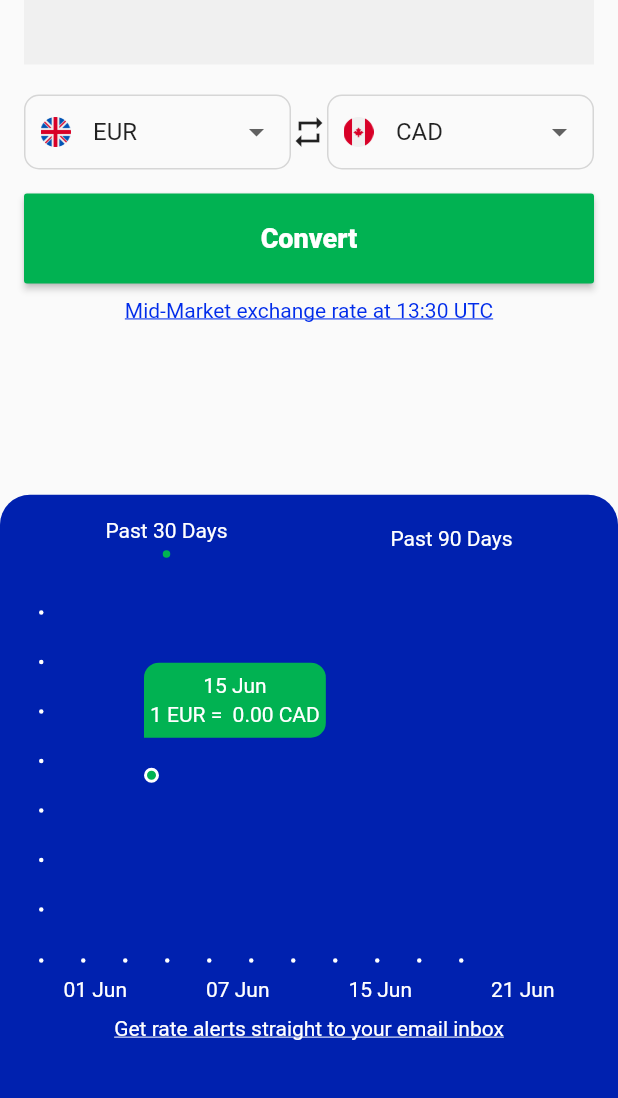
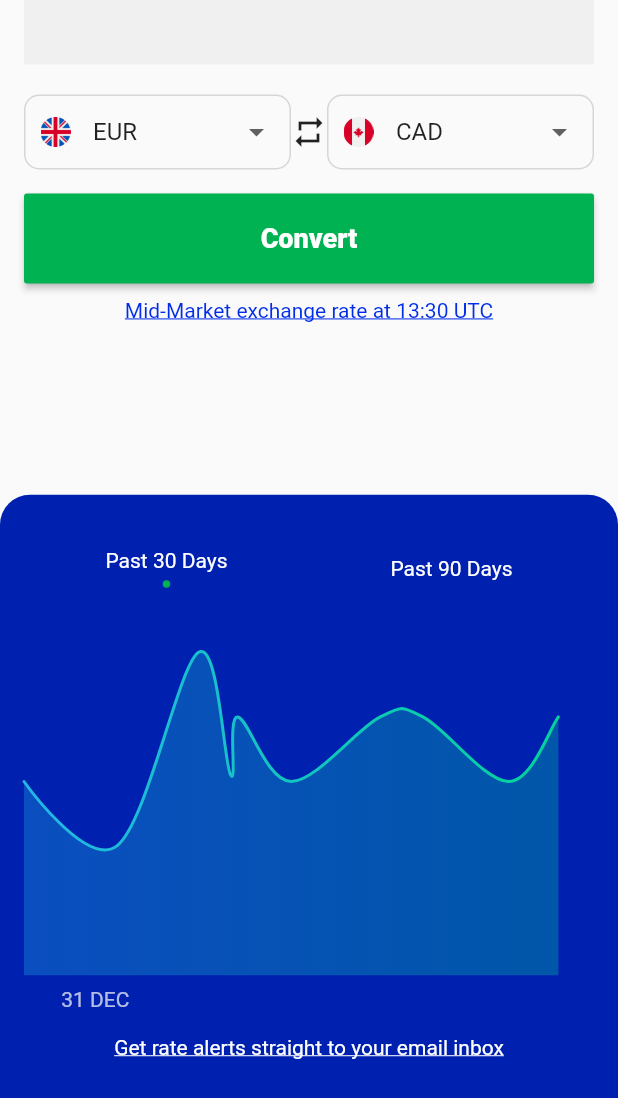
Before and after one commit to aloRanking/currency_calculator, a Flutter app: the screen it shows after launch, scrolled down 247 dp, on a phone screen of 412 x 824 dp. Shown: the top 1098 px of the screen. Run offline on Flutter 3.47's test engine with Material 2 defaults, Android fonts, the phone set to English and light mode, and no system bars; drawn by our look-alikes of fl_chart; our stand-ins replace dio; missing offline and left inert: country_icons.

Commit message:
Added LinChart

```diff
--- a/lib/screens/home_screen.dart
+++ b/lib/screens/home_screen.dart
@@ -1,8 +1,10 @@
+import 'package:currencycalculator/main.dart';
 import 'package:currencycalculator/models/currencyDropdown.dart';
 import 'package:currencycalculator/models/currency_converter.dart';
 import 'package:currencycalculator/repository/currency_repo.dart';
 import 'package:currencycalculator/utils/CCWidgets.dart';
 import 'package:currencycalculator/utils/colors.dart';
+import 'package:fl_chart/fl_chart.dart';
 import 'package:flutter/material.dart';
 
 class HomeScreen extends StatefulWidget {
@@ -20,6 +22,11 @@ class _HomeScreenState extends State<HomeScreen> {
   String currency1 = currencyList[0].currencyName;
   String currency2 = currencyList[1].currencyName;
   double currencyRate = 0.0;
+
+  List<Color> gradientColors = [
+    const Color(0xff23b6e6),
+    const Color(0xff02d39a),
+  ];
 
   convertCurrency(CurrencyConvert ccvert) {
 
@@ -98,11 +105,18 @@ class _HomeScreenState extends State<HomeScreen> {
                   padding: EdgeInsets.all(16),
                   child: Column(
                     children: [
+                      SizedBox(height: 20,),
                       topText(),
-                      SizedBox(height: 20,),
-                      currencyGraph(),
+                      //SizedBox(height: 20,),
+                      LineChart(
+                      mainData()
+                      ),
+
+
+                     /*  currencyGraph(),
                       SizedBox(height: 10,),
                       graphDate(),
+                       */
                       bottomText()
 
 
@@ -513,4 +527,106 @@ class _HomeScreenState extends State<HomeScreen> {
       ),
     );
   }
+LineChartData mainData() {
+    return LineChartData(
+      gridData: FlGridData(
+        show: false,
+        drawVerticalLine: true,
+        getDrawingHorizontalLine: (value) {
+          return FlLine(
+            color: const Color(0xff37434d),
+            strokeWidth: 3,
+            dashArray: [5,10]
+          );
+        },
+        getDrawingVerticalLine: (value) {
+          return FlLine(
+            color: const Color(0xff37434d),
+            strokeWidth: 1,
+          );
+        },
+      ),
+      titlesData: FlTitlesData(
+        show: true,
+        bottomTitles: SideTitles(
+          showTitles: true,
+          reservedSize: 22,
+          getTextStyles: (value) =>
+              const TextStyle(color: Colors.white70, fontSize: 14),
+          getTitles: (value) {
+            switch (value.toInt()) {
+              case 2:
+                return '31 DEC';
+              case 7:
+                return '7 JAN';
+              case 11:
+                return '15 JAN';
+                case 15:
+                return '23 JAN';
+            }
+            return '';
+          },
+          margin: 8,
+        ),
+        leftTitles: SideTitles(
+          showTitles: false,
+          getTextStyles: (value) => const TextStyle(
+            color: Color(0xff67727d),
+            fontWeight: FontWeight.bold,
+            fontSize: 15,
+          ),
+          getTitles: (value) {
+            switch (value.toInt()) {
+              case 1:
+                return '10k';
+              case 3:
+                return '30k';
+              case 5:
+                return '50k';
+            }
+            return '';
+          },
+          reservedSize: 22,
+          margin: 12,
+        ),
+      ),
+      borderData:
+          FlBorderData(show: false, border: Border(left: BorderSide(color: Colors.white, width: 0.5),
+          bottom: BorderSide(color: Colors.white, width: 1))),
+      minX: 0,
+      maxX: 16,
+      minY: 0,
+      maxY: 6,
+      lineBarsData: [
+        LineChartBarData(
+          spots: [
+            FlSpot(0, 3),
+            FlSpot(2.6, 2),
+            FlSpot(4.9, 5),
+            FlSpot(5.8, 3.1),
+            FlSpot(6, 4),
+            FlSpot(7.5, 3),
+            FlSpot(10, 4),
+             FlSpot(11.2, 4),
+            FlSpot(13.6, 3),
+            FlSpot(15, 4),
+
+          ],
+          isCurved: true,
+          colors: gradientColors,
+          barWidth: 2,
+          isStrokeCapRound: true,
+          dotData: FlDotData(
+            show: false,
+          ),
+          belowBarData: BarAreaData(
+            show: true,
+            colors: gradientColors.map((color) => color.withOpacity(0.3)).toList(),
+          ),
+        ),
+      ],
+    );
+  }
+
+
 }
```
